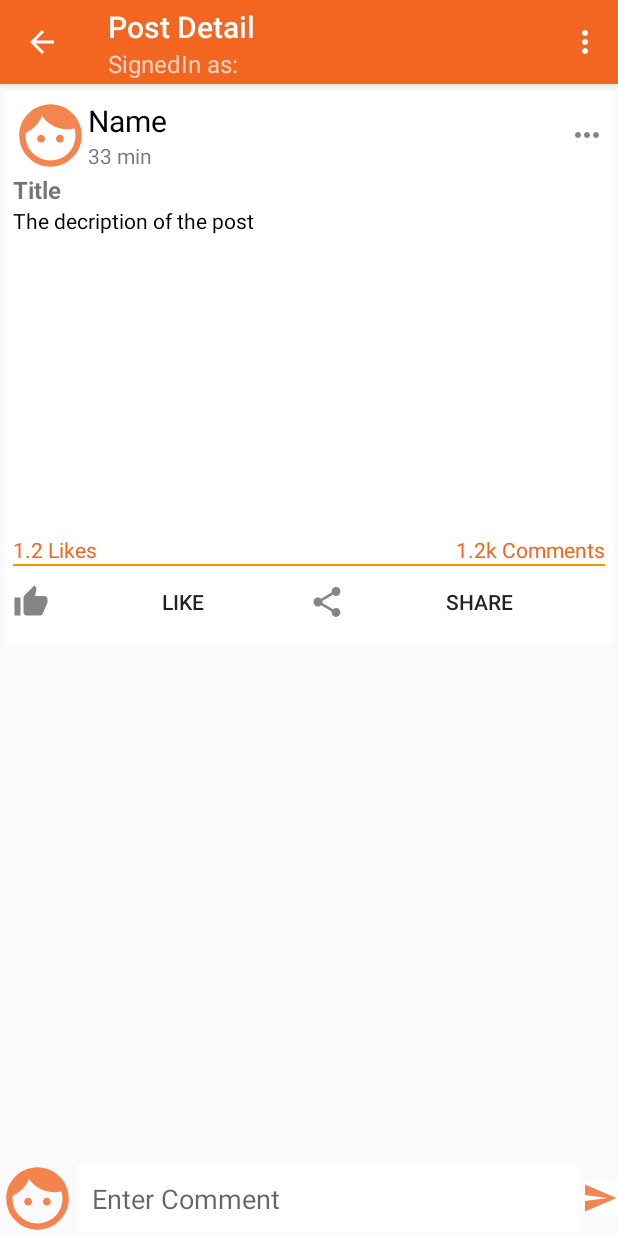
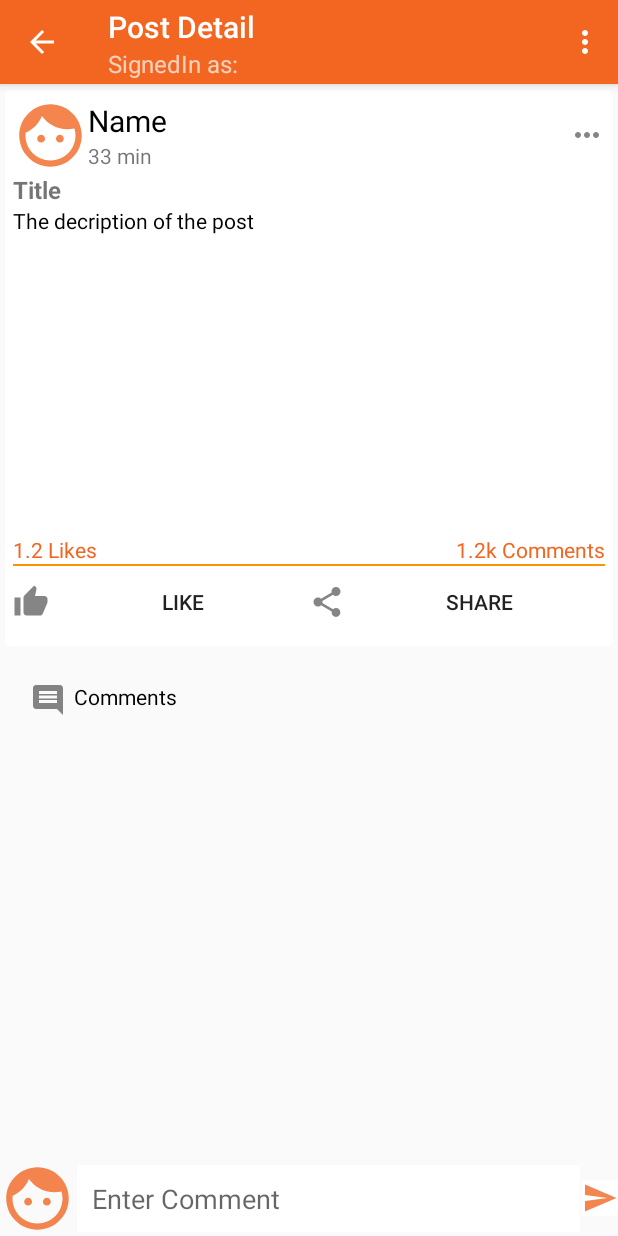
Before and after one commit to mohamed-bahaa21/mafqoodat, an Android app: the PostDetailActivity screen opened directly, with no data from a screen before it, on a phone screen of 412 x 824 dp. Run offline under Robolectric (Android 15) with nearby library versions, the phone set to English and light mode, and no system bars; our stand-ins replace Firebase (no records; nobody signed in at launch, a user with empty details on screens opened directly), Picasso; plain views replace CircularImageView; pictures from the network do not load.

Commit message:
24 show comments

```diff
--- a/app/src/main/java/com/project/firebasesocial/PostDetailActivity.java
+++ b/app/src/main/java/com/project/firebasesocial/PostDetailActivity.java
@@ -4,6 +4,8 @@ import androidx.annotation.NonNull;
 import androidx.annotation.RequiresApi;
 import androidx.appcompat.app.ActionBar;
 import androidx.appcompat.app.AppCompatActivity;
+import androidx.recyclerview.widget.LinearLayoutManager;
+import androidx.recyclerview.widget.RecyclerView;
 
 import android.app.ProgressDialog;
 import android.content.Intent;
@@ -36,10 +38,14 @@ import com.google.firebase.database.Query;
 import com.google.firebase.database.ValueEventListener;
 import com.google.firebase.storage.FirebaseStorage;
 import com.google.firebase.storage.StorageReference;
+import com.project.firebasesocial.adapters.AdapterComments;
+import com.project.firebasesocial.models.ModelComment;
 import com.squareup.picasso.Picasso;
 
+import java.util.ArrayList;
 import java.util.Calendar;
 import java.util.HashMap;
+import java.util.List;
 import java.util.Locale;
 
 public class PostDetailActivity extends AppCompatActivity {
@@ -59,6 +65,12 @@ public class PostDetailActivity extends AppCompatActivity {
     ImageButton moreBtn;
     Button likeBtn, shareBtn;
     LinearLayout profileLayout;
+
+    RecyclerView recyclerView;
+
+    List<ModelComment> commentList;
+    AdapterComments adapterComments;
+
 
     EditText commentEt;
     ImageButton sendBtn;
@@ -90,6 +102,8 @@ public class PostDetailActivity extends AppCompatActivity {
         likeBtn = findViewById(R.id.likeBtn);
         shareBtn = findViewById(R.id.shareBtn);
         profileLayout = findViewById(R.id.profileLayout);
+        recyclerView = findViewById(R.id.recyclerView);
+
 
         commentEt = findViewById(R.id.commentEt);
         sendBtn = findViewById(R.id.sendBtn);
@@ -103,6 +117,8 @@ public class PostDetailActivity extends AppCompatActivity {
 
         //set subtitle of actionbar
         actionBar.setSubtitle("SignedIn as: " + myEmail);
+
+        loadComments();
 
         //send comment button click
         sendBtn.setOnClickListener(new View.OnClickListener() {
@@ -129,6 +145,37 @@ public class PostDetailActivity extends AppCompatActivity {
             }
         });
 
+    }
+
+    private void loadComments() {
+        LinearLayoutManager layoutManager = new LinearLayoutManager(getApplicationContext());
+        recyclerView.setLayoutManager(layoutManager);
+
+        commentList = new ArrayList<>();
+
+        DatabaseReference ref = FirebaseDatabase.getInstance().getReference("Posts").child(postId).child("Comments");
+        ref.addValueEventListener(new ValueEventListener() {
+            @Override
+            public void onDataChange(@NonNull DataSnapshot dataSnapshot) {
+                commentList.clear();
+                for (DataSnapshot ds: dataSnapshot.getChildren()){
+                    ModelComment modelComment =  ds.getValue(ModelComment.class);
+
+
+                    commentList.add(modelComment);
+
+                    adapterComments = new AdapterComments(getApplicationContext(), commentList);
+
+                    recyclerView.setAdapter(adapterComments);
+
+                }
+            }
+
+            @Override
+            public void onCancelled(@NonNull DatabaseError databaseError) {
+
+            }
+        });
     }
 
     @RequiresApi(api = Build.VERSION_CODES.KITKAT)
--- /dev/null
+++ b/app/src/main/res/drawable-anydpi/ic_comments_black.xml
@@ -0,0 +1,11 @@
+<vector xmlns:android="http://schemas.android.com/apk/res/android"
+    android:width="24dp"
+    android:height="24dp"
+    android:viewportWidth="24"
+    android:viewportHeight="24"
+    android:tint="#333333"
+    android:alpha="0.6">
+    <path
+        android:fillColor="#FF000000"
+        android:pathData="M21.99,4c0,-1.1 -0.89,-2 -1.99,-2L4,2c-1.1,0 -2,0.9 -2,2v12c0,1.1 0.9,2 2,2h14l4,4 -0.01,-18zM18,14L6,14v-2h12v2zM18,11L6,11L6,9h12v2zM18,8L6,8L6,6h12v2z"/>
+</vector>
--- a/app/src/main/res/layout/activity_post_detail.xml
+++ b/app/src/main/res/layout/activity_post_detail.xml
@@ -7,6 +7,7 @@
     tools:context=".PostDetailActivity">
 
     <androidx.core.widget.NestedScrollView
+        android:layout_above="@+id/commentsLayout"
         android:layout_width="match_parent"
         android:layout_height="match_parent">
 
@@ -161,11 +162,27 @@
 
             <!-- List of comments here: will do in next part -->
 
+            <TextView
+                android:text="Comments"
+                android:textColor="@color/black"
+                android:drawablePadding="5dp"
+                android:padding="20dp"
+                android:drawableStart="@drawable/ic_comments_black"
+                android:layout_width="match_parent"
+                android:layout_height="wrap_content"
+                android:drawableLeft="@drawable/ic_comments_black" />
+
+            <androidx.recyclerview.widget.RecyclerView
+                android:id="@+id/recyclerView"
+                android:layout_width="match_parent"
+                android:layout_height="wrap_content"/>
+
         </LinearLayout>
 
     </androidx.core.widget.NestedScrollView>
 
     <RelativeLayout
+        android:id="@+id/commentsLayout"
         android:layout_width="match_parent"
         android:layout_height="wrap_content"
         android:layout_alignParentBottom="true">
```
Also changed, not shown: app/src/main/java/com/project/firebasesocial/adapters/AdapterComments.java (added, +95 -0 lines), app/src/main/java/com/project/firebasesocial/models/ModelComment.java (added, +74 -0 lines), app/src/main/res/layout/row_comments.xml (added, +55 -0 lines), app/src/main/res/drawable-hdpi/ic_comments_black.png (added), app/src/main/res/drawable-mdpi/ic_comments_black.png (added), app/src/main/res/drawable-xhdpi/ic_comments_black.png (added), app/src/main/res/drawable-xxhdpi/ic_comments_black.png (added).
